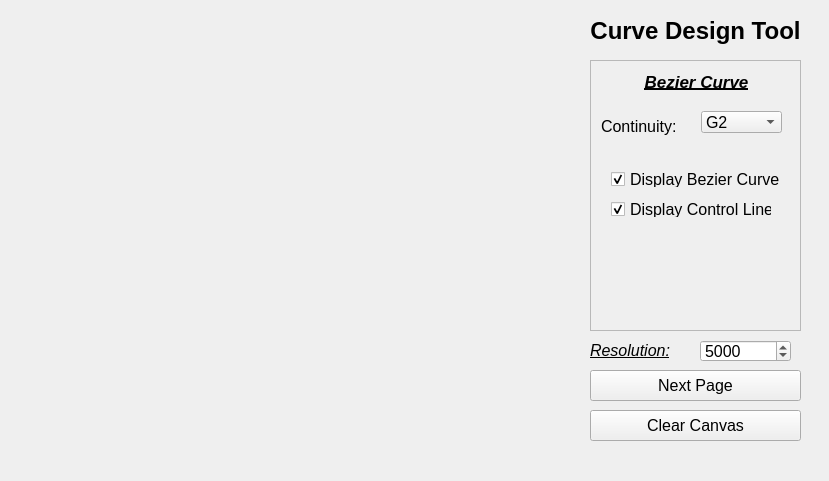
First picture: the form in src/ui/mainwindow.ui, repository Fang2896/2D-Curve-Design-Tool, before the edit.
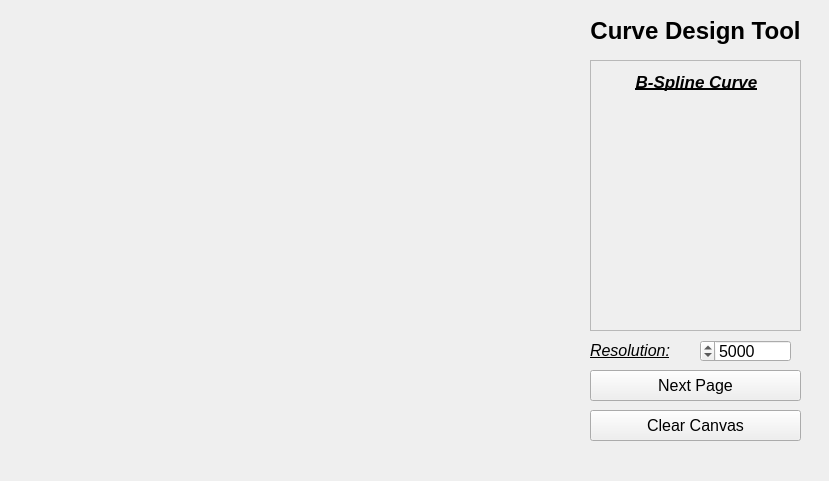
Second picture: the form after the edit.

```diff
--- a/src/ui/mainwindow.ui
+++ b/src/ui/mainwindow.ui
@@ -13,6 +13,9 @@
   <property name="windowTitle">
    <string>MainWindow</string>
   </property>
+  <property name="layoutDirection">
+   <enum>Qt::RightToLeft</enum>
+  </property>
   <widget class="QStackedWidget" name="curveControlStackedWidget">
    <property name="geometry">
     <rect>
@@ -29,7 +32,7 @@
     <enum>QFrame::StyledPanel</enum>
    </property>
    <property name="currentIndex">
-    <number>2</number>
+    <number>3</number>
    </property>
    <widget class="QWidget" name="ParameterizePage">
     <widget class="QLabel" name="paramCurveTitle">
@@ -494,6 +497,34 @@
      </property>
     </widget>
    </widget>
+   <widget class="QWidget" name="BSpineCurve">
+    <widget class="QLabel" name="bezierCurveTitle_2">
+     <property name="geometry">
+      <rect>
+       <x>0</x>
+       <y>0</y>
+       <width>211</width>
+       <height>41</height>
+      </rect>
+     </property>
+     <property name="font">
+      <font>
+       <family>Arial</family>
+       <pointsize>13</pointsize>
+       <weight>75</weight>
+       <italic>true</italic>
+       <bold>true</bold>
+       <underline>true</underline>
+      </font>
+     </property>
+     <property name="text">
+      <string>B-Spline Curve</string>
+     </property>
+     <property name="alignment">
+      <set>Qt::AlignCenter</set>
+     </property>
+    </widget>
+   </widget>
   </widget>
   <widget class="QLabel" name="titleLabel">
    <property name="geometry">
```
